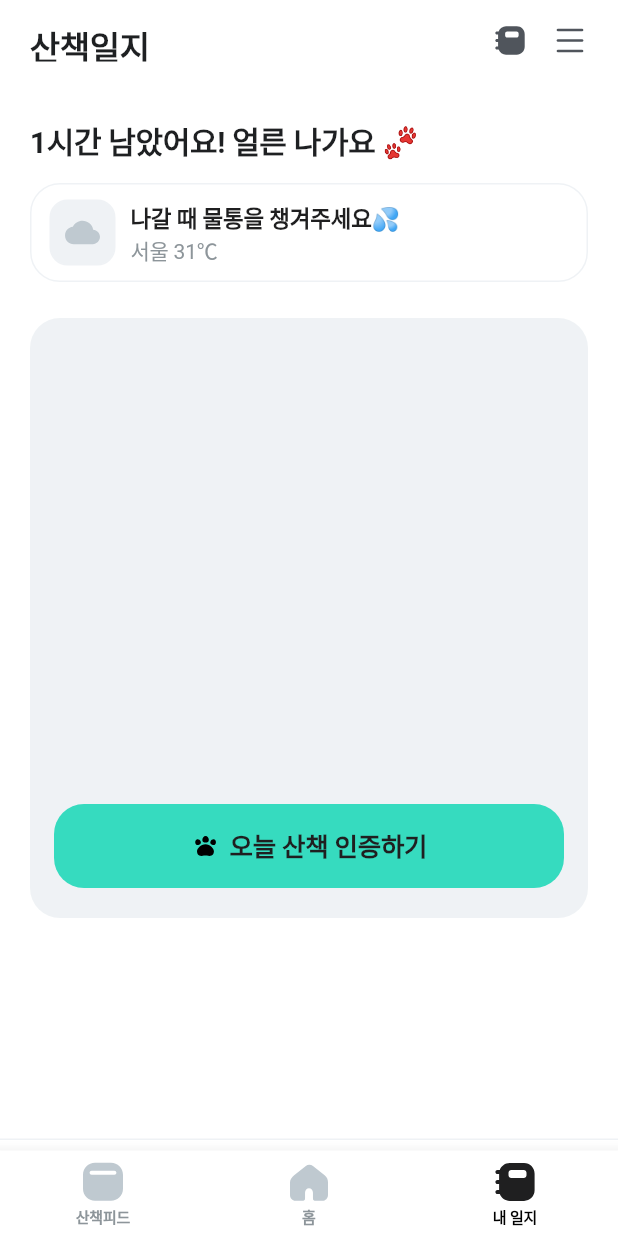
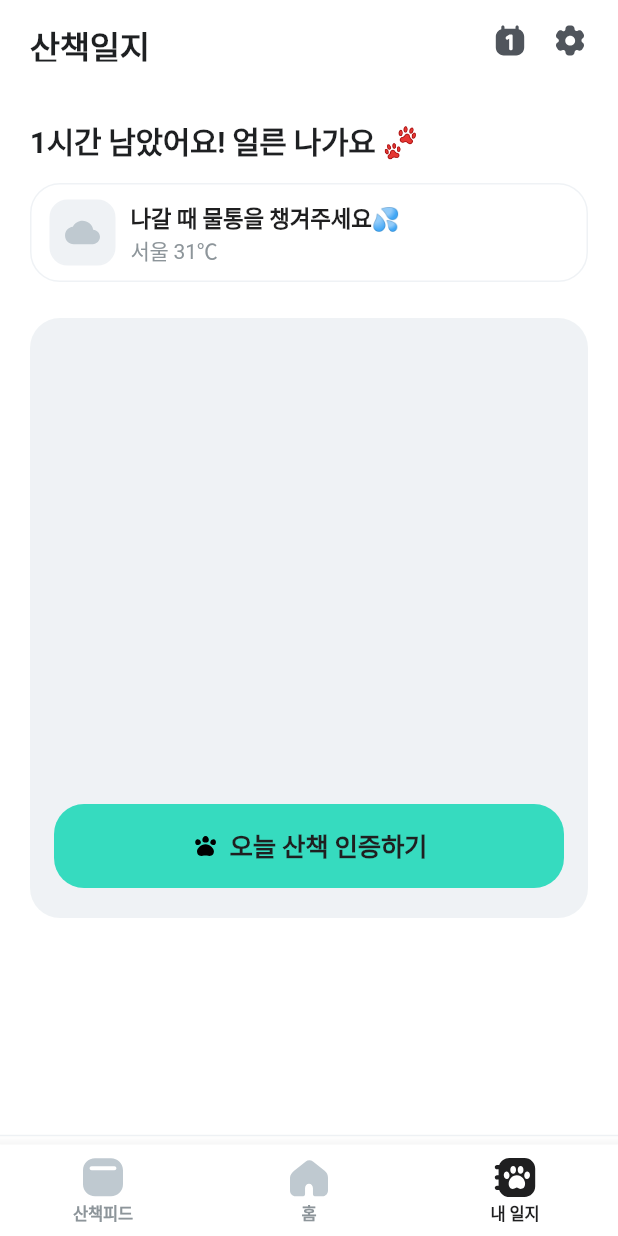
Before and after one commit to Nexters/puppycode, a Flutter app: the screen it shows after launch, item 3 of the bottom bar chosen, on a phone screen of 412 x 824 dp. Run offline on Flutter 3.47's test engine with Material 3 defaults, Android fonts, the phone set to English and light mode, and no system bars; our stand-ins replace badges, camera, flutter_svg, get, infinite_scroll_pagination, share; network calls fail; Roboto replaces fonts that are missing (Pretendard); project files that could hold a hidden picture were left out.

Commit message:
Modify navBar styles

```diff
--- a/lib/shared/nav_bar.dart
+++ b/lib/shared/nav_bar.dart
@@ -53,6 +53,7 @@ class _ScreenWithNavBarState extends State<ScreenWithNavBar>
         activeIcon: SvgPicture.asset('assets/icons/$assetName.svg'),
         icon: SvgPicture.asset(
           'assets/icons/$assetName.svg',
+          width: 32,
           colorFilter:
               const ColorFilter.mode(Color(0xFFBFC9D0), BlendMode.srcIn),
         ),
@@ -67,38 +68,35 @@ class _ScreenWithNavBarState extends State<ScreenWithNavBar>
 
   @override
   Widget build(BuildContext context) {
+    var labelStyle = const TextStyle(
+        fontWeight: FontWeight.w600, fontSize: 11, letterSpacing: -0.01 * 11);
+
     return Scaffold(
       appBar: SharedAppBar(
         leftOptions: _getAppBarLeft(),
         rightOptions: AppBarRight(icons: [
           RightIcon(name: 'calendar', onTap: () => {}),
-          RightIcon(name: 'menu', onTap: () => {Get.toNamed('/settings')})
+          RightIcon(name: 'setting', onTap: () => {Get.toNamed('/settings')})
         ]),
       ),
       body: _pages[_currentTab],
       floatingActionButton:
           _currentTab == Tab.feed ? const WriteFloatingButton() : null,
       bottomNavigationBar: Container(
-        padding: const EdgeInsets.only(top: 7),
+        padding: const EdgeInsets.only(top: 5.5),
         decoration: BoxDecoration(
             border: Border(top: BorderSide(color: ThemeColor.gray2, width: 1))),
         child: BottomNavigationBar(
           currentIndex: _allowedRoutes.indexOf(_currentTab),
           onTap: (index) => _changeTab(index),
-          selectedItemColor: ThemeColor.black,
-          selectedLabelStyle: const TextStyle(
-              fontWeight: FontWeight.w600,
-              fontSize: 10,
-              letterSpacing: -0.01 * 10),
+          selectedItemColor: ThemeColor.gray6,
+          selectedLabelStyle: labelStyle,
           unselectedItemColor: ThemeColor.gray4,
-          unselectedLabelStyle: const TextStyle(
-              fontWeight: FontWeight.w600,
-              fontSize: 10,
-              letterSpacing: -0.01 * 10),
+          unselectedLabelStyle: labelStyle,
           items: [
             _createBottomNavigationBarItem('feed', '산책피드'),
             _createBottomNavigationBarItem('home', '홈'),
-            _createBottomNavigationBarItem('calendar', '내 일지'),
+            _createBottomNavigationBarItem('diary', '내 일지'),
           ],
         ),
       ),
```
Also changed, not shown: assets/icons/calendar.svg, assets/icons/diary.svg (added), assets/icons/menu.svg (deleted), assets/icons/setting.svg.
